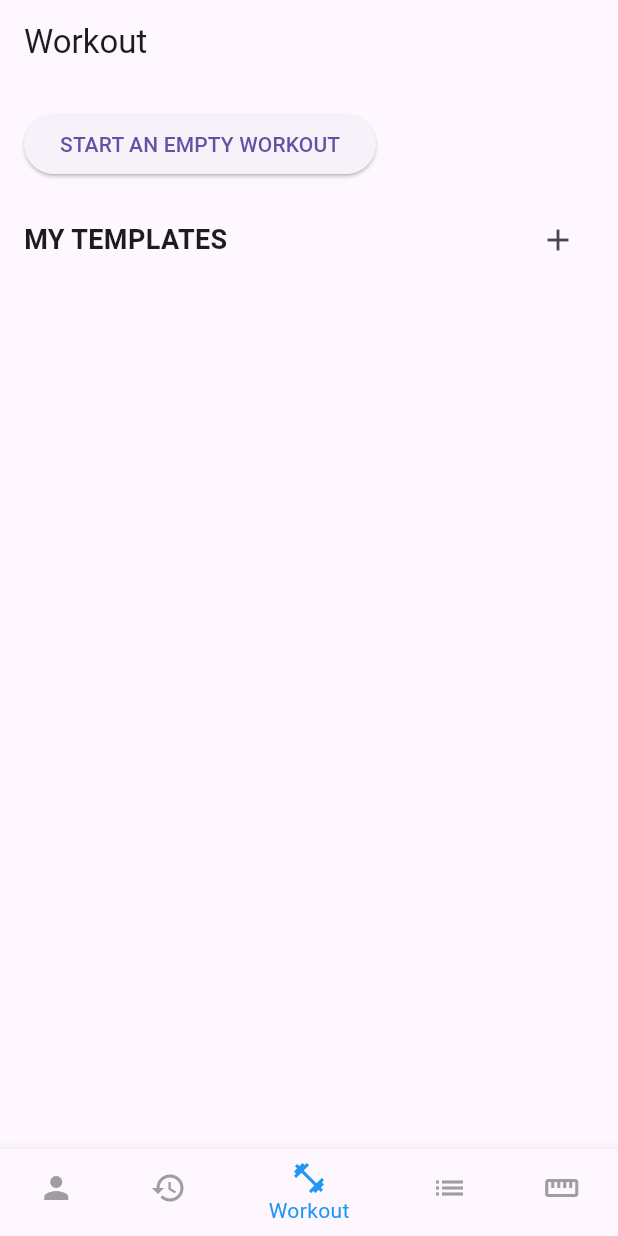
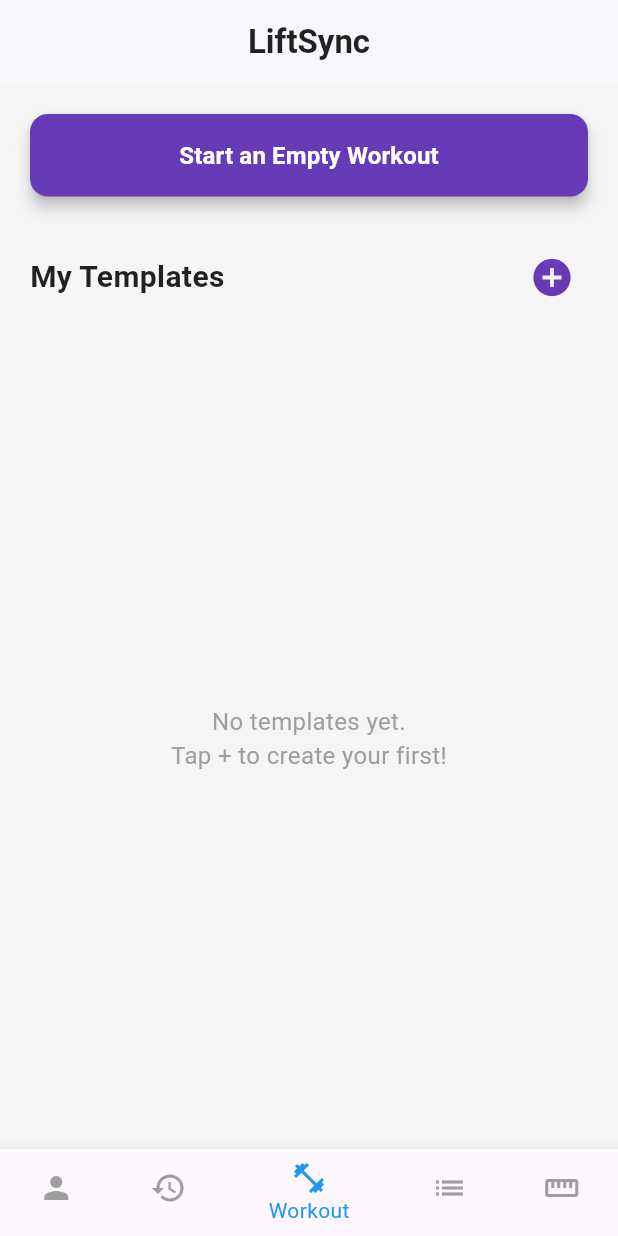
Before and after one commit to amarjithp/liftsync, a Flutter app: the screen it shows once a user with an empty profile is signed in, on a phone screen of 412 x 824 dp. Run offline on Flutter 3.47's test engine with Material 3 defaults, Android fonts, the phone set to English and light mode, and no system bars; our stand-ins replace cloud_firestore, firebase_auth, firebase_core, google_fonts, google_sign_in; accounts and stored records are empty.

Commit message:
home page ui

```diff
--- a/lib/pages/home_page.dart
+++ b/lib/pages/home_page.dart
@@ -2,7 +2,7 @@ import 'package:firebase_auth/firebase_auth.dart';
 import 'package:flutter/material.dart';
 import 'package:cloud_firestore/cloud_firestore.dart';
 import 'package:liftsync/pages/add_template_page.dart';
-import 'package:liftsync/pages/template_detail_page.dart'; // 👈 Add this line
+import 'package:liftsync/pages/template_detail_page.dart';
 import 'workout_tracking_page.dart';
 
 class HomePage extends StatefulWidget {
@@ -15,15 +15,31 @@ class HomePage extends StatefulWidget {
 class _HomePageState extends State<HomePage> {
   @override
   Widget build(BuildContext context) {
+    final theme = Theme.of(context);
     return Scaffold(
+      backgroundColor: Colors.grey[100],
       appBar: AppBar(
-        title: Text("Workout"),
+        backgroundColor: Colors.white,
+        elevation: 1,
+        title: Text(
+          "LiftSync",
+          style: TextStyle(
+            fontWeight: FontWeight.bold,
+            color: Colors.black87,
+            fontSize: 22,
+          ),
+        ),
+        centerTitle: true,
       ),
       body: Column(
         crossAxisAlignment: CrossAxisAlignment.start,
         children: [
+          const SizedBox(height: 20),
+
           Padding(
-            padding: const EdgeInsets.all(16.0),
+            padding: const EdgeInsets.symmetric(horizontal: 20),
+            child: SizedBox(
+              width: double.infinity,
               child: ElevatedButton(
                 onPressed: () {
                   Navigator.push(
@@ -31,27 +47,53 @@ class _HomePageState extends State<HomePage> {
                     MaterialPageRoute(builder: (context) => WorkoutTrackingPage()),
                   );
                 },
-              child: Text("START AN EMPTY WORKOUT"),
+                style: ElevatedButton.styleFrom(
+                  padding: const EdgeInsets.symmetric(vertical: 16),
+                  backgroundColor: Colors.deepPurple,
+                  shape: RoundedRectangleBorder(
+                    borderRadius: BorderRadius.circular(12),
+                  ),
+                  elevation: 4,
+                ),
+                child: const Text(
+                  "Start an Empty Workout",
+                  style: TextStyle(fontSize: 16, fontWeight: FontWeight.w600, color: Colors.white),
                 ),
               ),
+            ),
+          ),
+
+          const SizedBox(height: 30),
+
           Padding(
-            padding: const EdgeInsets.symmetric(horizontal: 16.0),
+            padding: const EdgeInsets.symmetric(horizontal: 20),
             child: Row(
               mainAxisAlignment: MainAxisAlignment.spaceBetween,
               children: [
-                Text("MY TEMPLATES", style: TextStyle(fontSize: 18, fontWeight: FontWeight.bold)),
+                const Text(
+                  "My Templates",
+                  style: TextStyle(
+                    fontSize: 20,
+                    fontWeight: FontWeight.bold,
+                    color: Colors.black87,
+                  ),
+                ),
                 IconButton(
-                  icon: Icon(Icons.add),
                   onPressed: () {
                     Navigator.push(
                       context,
                       MaterialPageRoute(builder: (context) => AddTemplatePage()),
                     );
                   },
-                )
+                  icon: const Icon(Icons.add_circle, color: Colors.deepPurple, size: 30),
+                  tooltip: "Add Template",
+                ),
               ],
             ),
           ),
+
+          const SizedBox(height: 10),
+
           Expanded(
             child: StreamBuilder(
               stream: FirebaseFirestore.instance
@@ -61,10 +103,22 @@ class _HomePageState extends State<HomePage> {
                   .snapshots(),
               builder: (context, AsyncSnapshot<QuerySnapshot> snapshot) {
                 if (!snapshot.hasData) {
-                  return Center(child: CircularProgressIndicator());
+                  return const Center(child: CircularProgressIndicator());
                 }
-                return ListView(
-                  children: snapshot.data!.docs.map((doc) {
+                if (snapshot.data!.docs.isEmpty) {
+                  return const Center(
+                    child: Text(
+                      "No templates yet.\nTap + to create your first!",
+                      textAlign: TextAlign.center,
+                      style: TextStyle(color: Colors.grey, fontSize: 16),
+                    ),
+                  );
+                }
+                return ListView.builder(
+                  padding: const EdgeInsets.symmetric(horizontal: 16, vertical: 8),
+                  itemCount: snapshot.data!.docs.length,
+                  itemBuilder: (context, index) {
+                    var doc = snapshot.data!.docs[index];
                     var data = doc.data() as Map<String, dynamic>;
                     List<dynamic> exercises = data['exercises'] ?? [];
 
@@ -78,25 +132,42 @@ class _HomePageState extends State<HomePage> {
                         );
                       },
                       child: Card(
-                        margin: EdgeInsets.all(8.0),
+                        shape: RoundedRectangleBorder(borderRadius: BorderRadius.circular(16)),
+                        color: Colors.white,
+                        elevation: 3,
+                        margin: const EdgeInsets.symmetric(vertical: 8),
                         child: Padding(
-                          padding: const EdgeInsets.all(12.0),
+                          padding: const EdgeInsets.all(16.0),
                           child: Column(
                             crossAxisAlignment: CrossAxisAlignment.start,
                             children: [
                               Text(
-                                data['title'],
-                                style: TextStyle(fontSize: 18, fontWeight: FontWeight.bold),
+                                data['title'] ?? "Untitled",
+                                style: const TextStyle(
+                                  fontSize: 18,
+                                  fontWeight: FontWeight.bold,
+                                  color: Colors.black87,
                                 ),
+                              ),
+                              const SizedBox(height: 4),
                               Text(
-                                "Last performed: ${data['lastPerformed']}",
-                                style: TextStyle(color: Colors.grey),
+                                "Last performed: ${data['lastPerformed'] ?? 'Never'}",
+                                style: const TextStyle(
+                                  color: Colors.grey,
+                                  fontSize: 14,
                                 ),
-                              SizedBox(height: 8.0),
+                              ),
+                              const SizedBox(height: 12),
                               Column(
                                 crossAxisAlignment: CrossAxisAlignment.start,
                                 children: exercises.map((exercise) {
-                                  return Text("${exercise['sets']} × ${exercise['name']}");
+                                  return Padding(
+                                    padding: const EdgeInsets.only(bottom: 4),
+                                    child: Text(
+                                      "${exercise['sets']} × ${exercise['name']}",
+                                      style: const TextStyle(fontSize: 14),
+                                    ),
+                                  );
                                 }).toList(),
                               )
                             ],
@@ -104,11 +175,11 @@ class _HomePageState extends State<HomePage> {
                         ),
                       ),
                     );
-                  }).toList(),
+                  },
                 );
               },
             ),
-          )
+          ),
         ],
       ),
     );
```
Lines whose indentation alone changed are shown as unchanged.
